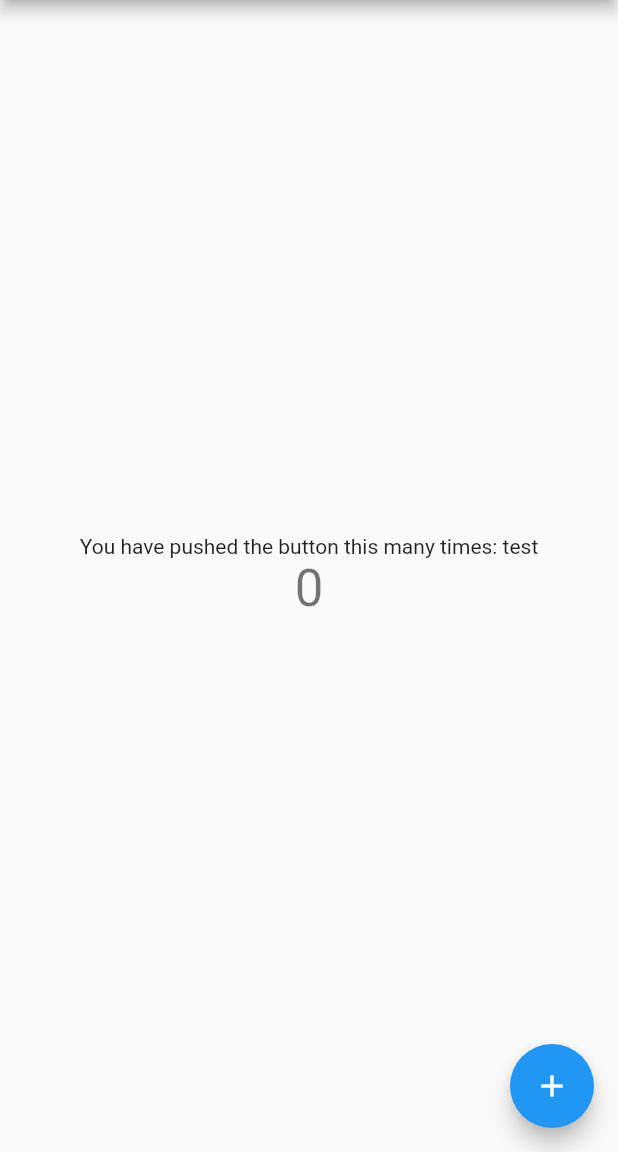
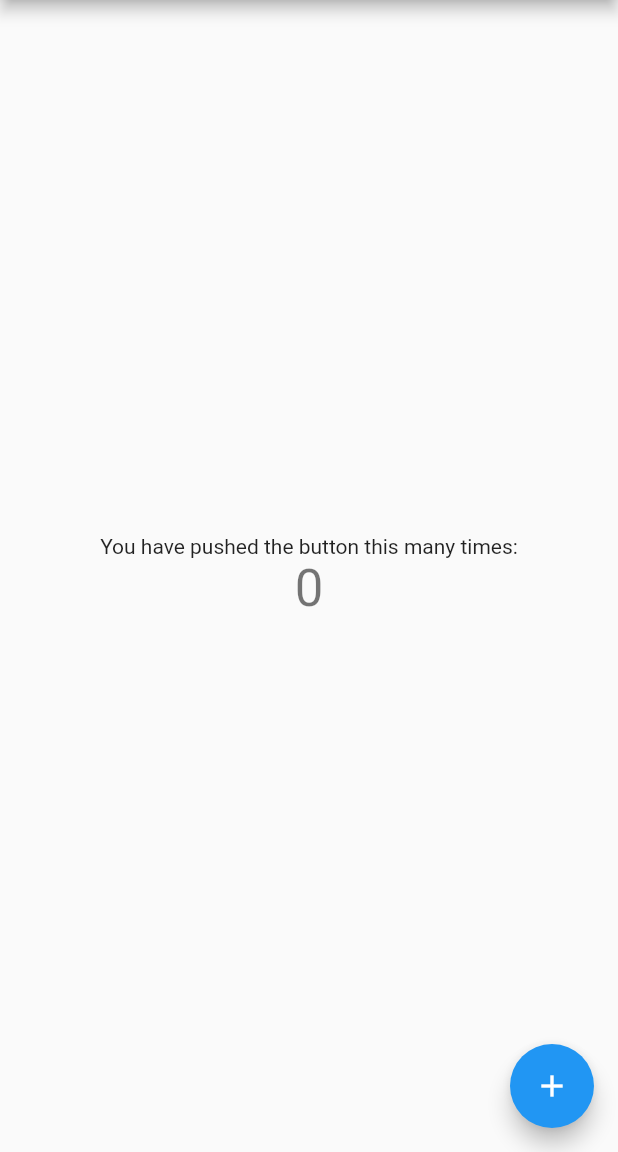
Before and after one commit to vilijc/firebase-app-distribution-goat, a Flutter app: the screen it shows after launch, on a phone screen of 412 x 824 dp, the part 84-1236 px from its top. Run offline on Flutter 3.47's test engine with Material 2 defaults, Android fonts, the phone set to English and light mode, and no system bars.

Commit message:
refactor: test 3

```diff
--- a/lib/main.dart
+++ b/lib/main.dart
@@ -94,7 +94,7 @@ class _MyHomePageState extends State<MyHomePage> {
           mainAxisAlignment: MainAxisAlignment.center,
           children: <Widget>[
             Text(
-              'You have pushed the button this many times: test',
+              'You have pushed the button this many times:',
             ),
             Text(
               '$_counter',
```
